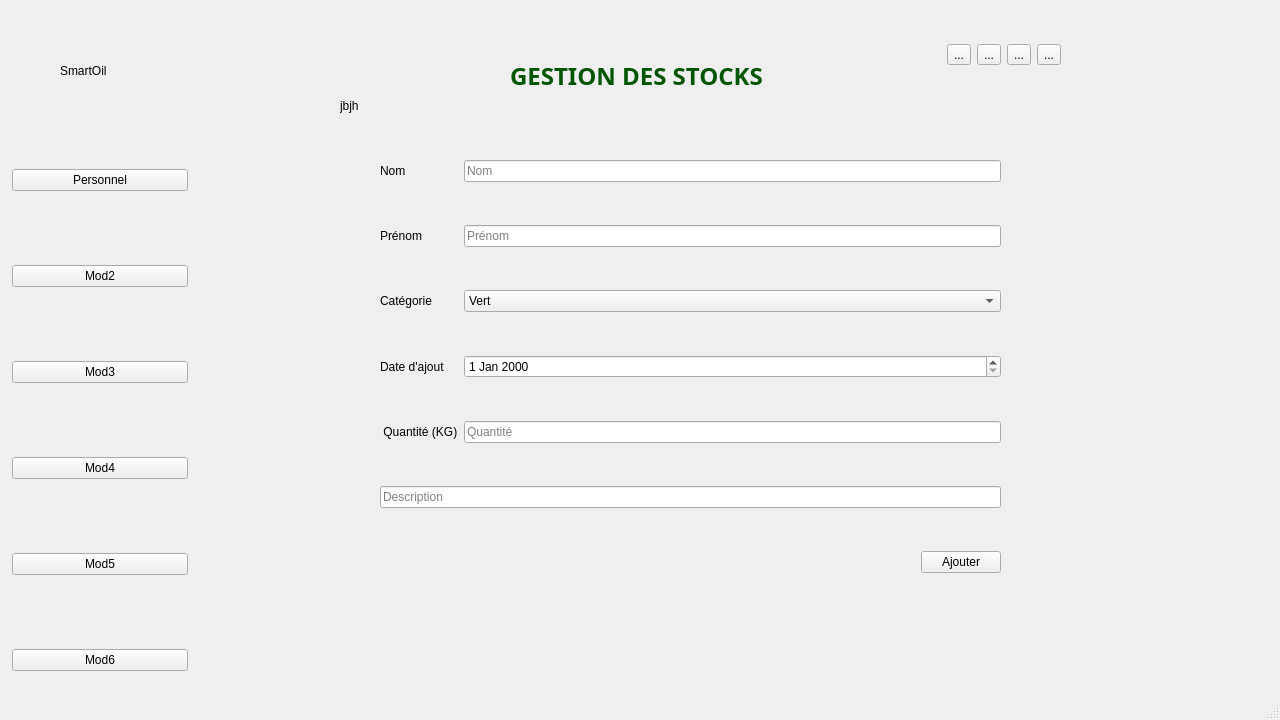
Qt form mainwindow.ui (souhailserghine/Smart-Oil-Press-Management-2A10) before a commit.
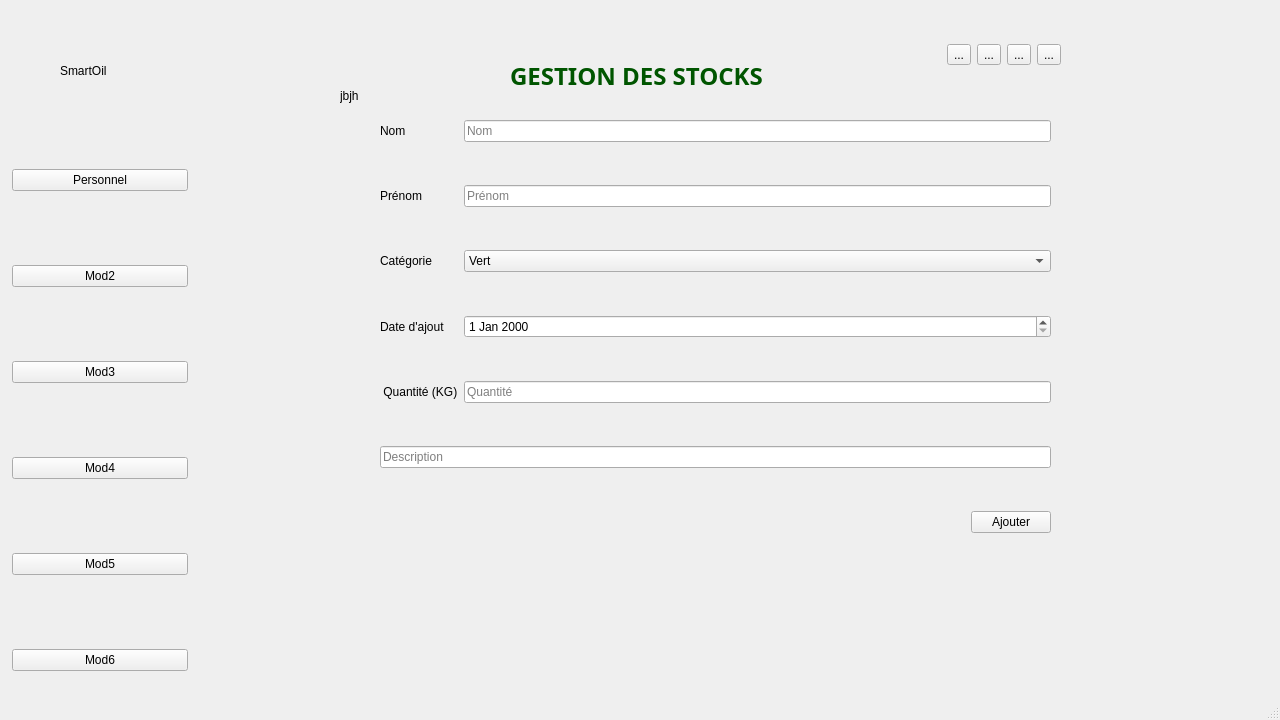
The same form after that commit. The open tabs and pages were chosen to show the change. Icons and pictures are not drawn.

Commit message: gestion stock interface

Diff of the .ui file:
```diff
--- a/mainwindow.ui
+++ b/mainwindow.ui
@@ -695,7 +695,7 @@
         <property name="geometry">
          <rect>
           <x>10</x>
-          <y>50</y>
+          <y>40</y>
           <width>771</width>
           <height>501</height>
          </rect>
@@ -708,9 +708,9 @@
           <property name="geometry">
            <rect>
             <x>40</x>
-            <y>70</y>
-            <width>621</width>
-            <height>488</height>
+            <y>40</y>
+            <width>671</width>
+            <height>441</height>
            </rect>
           </property>
           <layout class="QFormLayout" name="formLayout_2">
```
Left out of the diff: 2 changed lines with no effect on the pictures.
